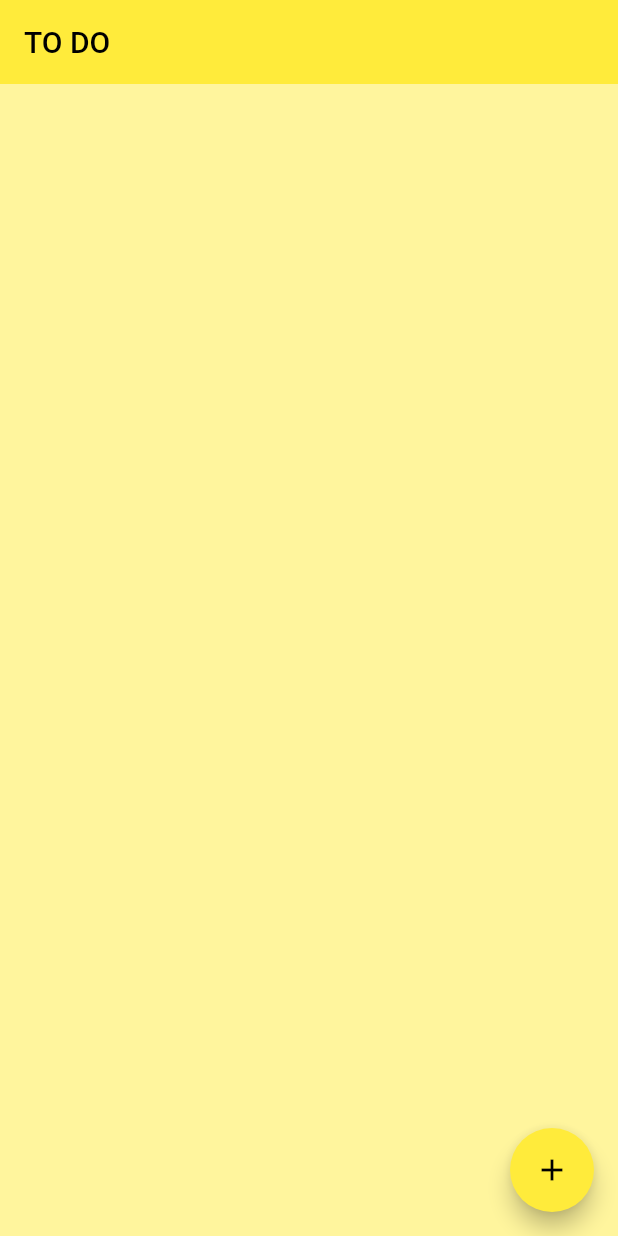
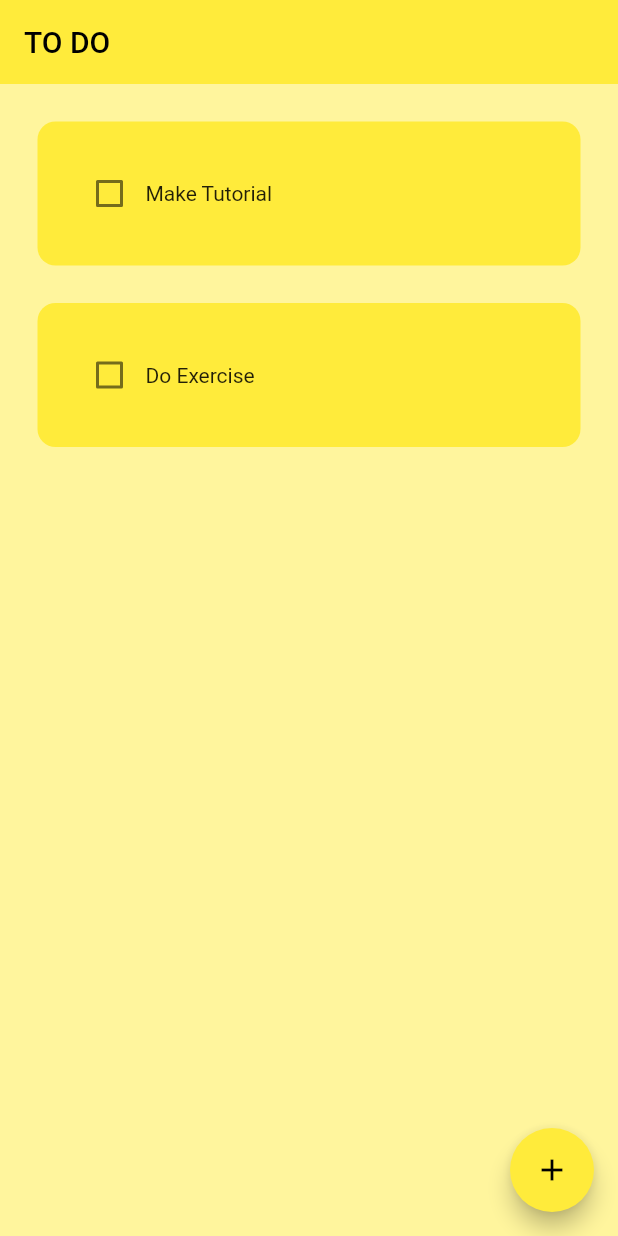
Before and after one commit to heistejiri/todo_app, a Flutter app: the screen it shows after launch, on a phone screen of 412 x 824 dp. Run offline on Flutter 3.47's test engine with Material 2 defaults, Android fonts, the phone set to English and light mode, and no system bars; drawn by our look-alikes of flutter_slidable; our stand-ins replace hive_flutter; accounts and stored records are empty.

Commit message:
Update todo_tile.dart

```diff
--- a/todo_app/lib/util/todo_tile.dart
+++ b/todo_app/lib/util/todo_tile.dart
@@ -1,10 +1,64 @@
 import 'package:flutter/material.dart';
+import 'package:flutter_slidable/flutter_slidable.dart';
 
 class ToDoTile extends StatelessWidget {
-  const ToDoTile({super.key});
+  final String taskName;
+  final bool taskCompleted;
+  Function(bool?)? onChanged;
+  Function(BuildContext)? deleteFunction;
+
+  ToDoTile({
+    super.key,
+    required this.taskName,
+    required this.taskCompleted,
+    required this.onChanged,
+    required this.deleteFunction,
+  });
 
   @override
   Widget build(BuildContext context) {
-    return Container();
+    return Padding(
+      padding: const EdgeInsets.only(left: 25.0, right: 25, top: 25),
+      child: Slidable(
+        endActionPane: ActionPane(
+          motion: StretchMotion(),
+          children: [
+            SlidableAction(
+              onPressed: deleteFunction,
+              icon: Icons.delete,
+              backgroundColor: Colors.red.shade300,
+              borderRadius: BorderRadius.circular(12),
+            )
+          ],
+        ),
+        child: Container(
+          padding: EdgeInsets.all(24),
+          decoration: BoxDecoration(
+            color: Colors.yellow,
+            borderRadius: BorderRadius.circular(12),
+          ),
+          child: Row(
+            children: [
+              // checkbox
+              Checkbox(
+                value: taskCompleted,
+                onChanged: onChanged,
+                activeColor: Colors.black,
+              ),
+
+              // task name
+              Text(
+                taskName,
+                style: TextStyle(
+                  decoration: taskCompleted
+                      ? TextDecoration.lineThrough
+                      : TextDecoration.none,
+                ),
+              ),
+            ],
+          ),
+        ),
+      ),
+    );
   }
 }
```
